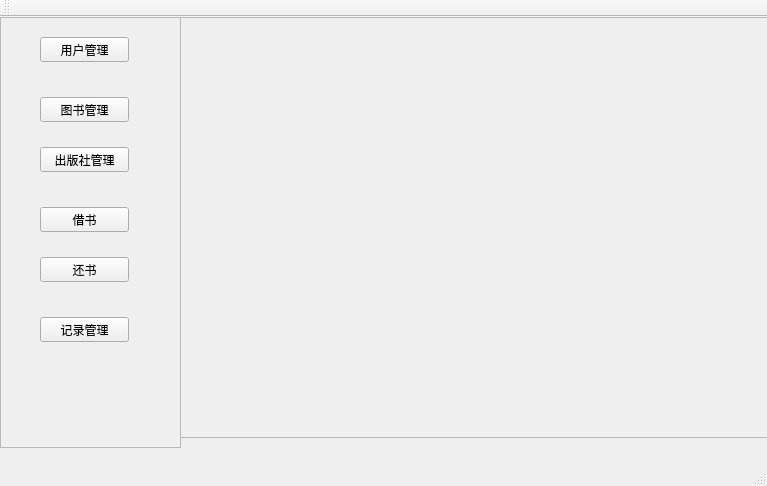
Qt form mainwindow.ui (AtlanticYu/Library) before a commit.
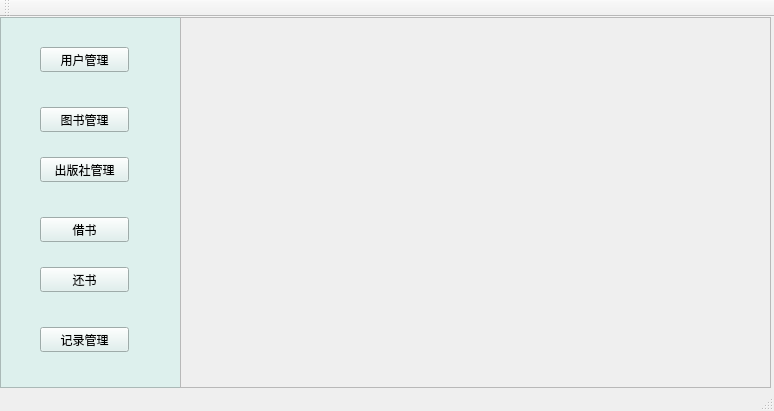
The same form after that commit. Icons and pictures are not drawn.

What changed in the file:
```diff
--- a/mainwindow.ui
+++ b/mainwindow.ui
@@ -6,8 +6,8 @@
    <rect>
     <x>0</x>
     <y>0</y>
-    <width>767</width>
-    <height>486</height>
+    <width>774</width>
+    <height>411</height>
    </rect>
   </property>
   <property name="windowTitle">
@@ -20,7 +20,7 @@
       <x>0</x>
       <y>0</y>
       <width>181</width>
-      <height>431</height>
+      <height>371</height>
      </rect>
     </property>
     <property name="layoutDirection">
@@ -29,6 +29,10 @@
     <property name="autoFillBackground">
      <bool>false</bool>
     </property>
+    <property name="styleSheet">
+     <string notr="true">background-color: rgb(221, 240, 237);
+</string>
+    </property>
     <property name="frameShape">
      <enum>QFrame::StyledPanel</enum>
     </property>
@@ -39,7 +43,7 @@
      <property name="geometry">
       <rect>
        <x>40</x>
-       <y>20</y>
+       <y>30</y>
        <width>89</width>
        <height>25</height>
       </rect>
@@ -52,7 +56,7 @@
      <property name="geometry">
       <rect>
        <x>40</x>
-       <y>80</y>
+       <y>90</y>
        <width>89</width>
        <height>25</height>
       </rect>
@@ -65,7 +69,7 @@
      <property name="geometry">
       <rect>
        <x>40</x>
-       <y>130</y>
+       <y>140</y>
        <width>89</width>
        <height>25</height>
       </rect>
@@ -78,7 +82,7 @@
      <property name="geometry">
       <rect>
        <x>40</x>
-       <y>190</y>
+       <y>200</y>
        <width>89</width>
        <height>25</height>
       </rect>
@@ -91,7 +95,7 @@
      <property name="geometry">
       <rect>
        <x>40</x>
-       <y>240</y>
+       <y>250</y>
        <width>89</width>
        <height>25</height>
       </rect>
@@ -104,7 +108,7 @@
      <property name="geometry">
       <rect>
        <x>40</x>
-       <y>300</y>
+       <y>310</y>
        <width>89</width>
        <height>25</height>
       </rect>
@@ -120,9 +124,12 @@
       <x>180</x>
       <y>0</y>
       <width>591</width>
-      <height>421</height>
+      <height>371</height>
      </rect>
     </property>
+    <property name="styleSheet">
+     <string notr="true">image: url(:/new/prefix1/LibraryPicture);</string>
+    </property>
     <property name="frameShape">
      <enum>QFrame::StyledPanel</enum>
     </property>
@@ -131,6 +138,15 @@
     </property>
    </widget>
   </widget>
+  <widget class="QToolBar" name="mainToolBar">
+   <attribute name="toolBarArea">
+    <enum>TopToolBarArea</enum>
+   </attribute>
+   <attribute name="toolBarBreak">
+    <bool>false</bool>
+   </attribute>
+  </widget>
+  <widget class="QStatusBar" name="statusBar"/>
   <widget class="QMenuBar" name="menuBar">
    <property name="geometry">
     <rect>
@@ -141,15 +157,6 @@
     </rect>
    </property>
   </widget>
-  <widget class="QToolBar" name="mainToolBar">
-   <attribute name="toolBarArea">
-    <enum>TopToolBarArea</enum>
-   </attribute>
-   <attribute name="toolBarBreak">
-    <bool>false</bool>
-   </attribute>
-  </widget>
-  <widget class="QStatusBar" name="statusBar"/>
  </widget>
  <layoutdefault spacing="6" margin="11"/>
  <resources/>
```
Left out of the diff: 2 changed lines with no effect on the pictures.
